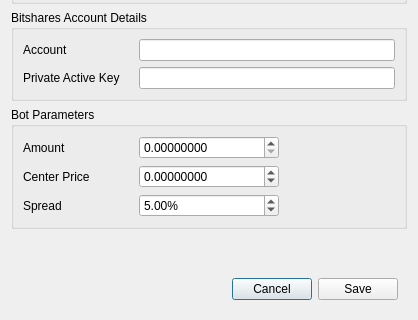
This is dexbot/views/ui/create_bot_window.ui in xeroc/stakemachine as Qt 5 draws it before an edit; both pictures show x 0 to 418 and y 154 to 474 of the 418 by 474 pixel window. The edited form follows.
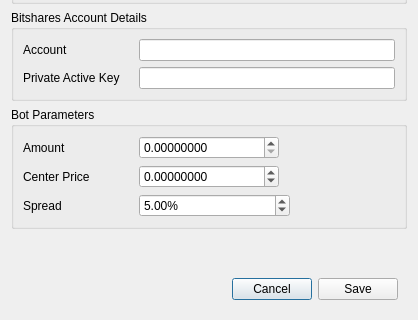
This is the edited form.

Commit message: Change input width in edit bot and create bot views

What changed in the file:
```diff
--- a/dexbot/views/ui/create_bot_window.ui
+++ b/dexbot/views/ui/create_bot_window.ui
@@ -233,7 +233,7 @@
         </property>
         <property name="minimumSize">
          <size>
-          <width>140</width>
+          <width>151</width>
           <height>0</height>
          </size>
         </property>
```
Left out of the diff: 212 changed lines with no effect on the pictures. The commit also changes 1 other file.
